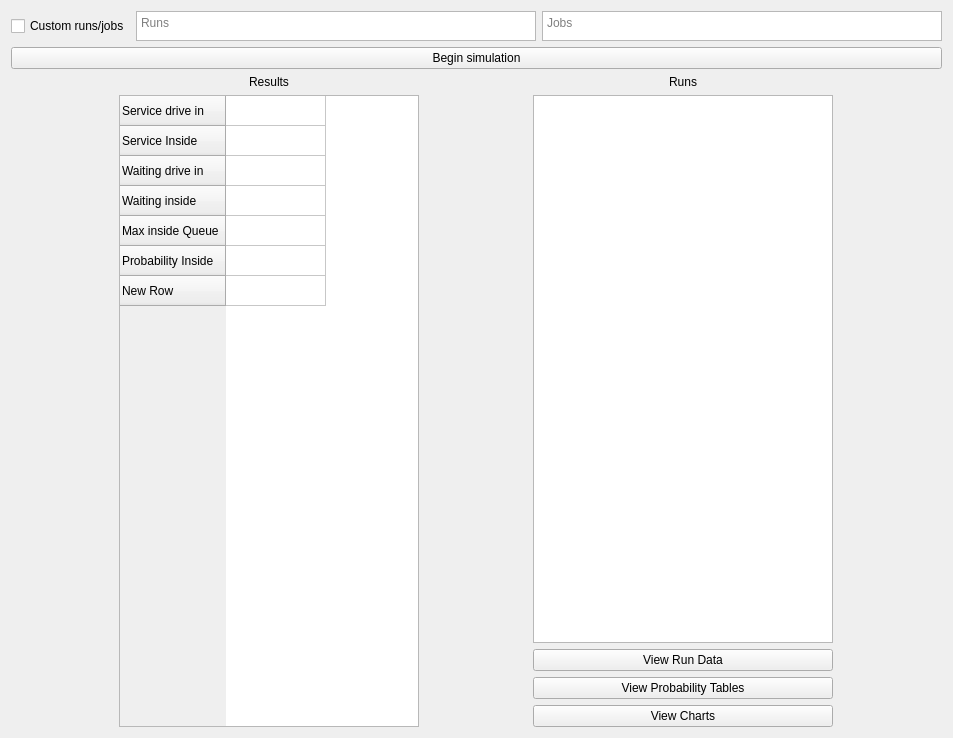
Before: the Qt Designer form mainwindow.ui in ragrag/Queue-Simulation-QT, drawn with Qt 5.
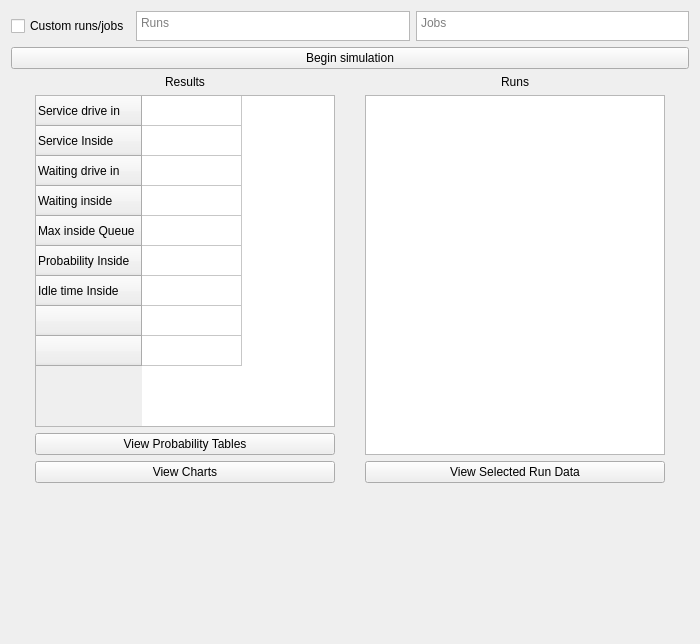
After: the same form once the commit is applied.

The edit to the form file:
```diff
--- a/mainwindow.ui
+++ b/mainwindow.ui
@@ -6,8 +6,8 @@
    <rect>
     <x>0</x>
     <y>0</y>
-    <width>953</width>
-    <height>738</height>
+    <width>700</width>
+    <height>644</height>
    </rect>
   </property>
   <property name="windowTitle">
@@ -32,6 +32,12 @@
       </item>
       <item>
        <widget class="QTextEdit" name="customRunsText">
+        <property name="sizePolicy">
+         <sizepolicy hsizetype="Expanding" vsizetype="Fixed">
+          <horstretch>0</horstretch>
+          <verstretch>0</verstretch>
+         </sizepolicy>
+        </property>
         <property name="maximumSize">
          <size>
           <width>16777215</width>
@@ -45,6 +51,12 @@
       </item>
       <item>
        <widget class="QTextEdit" name="customJobsText">
+        <property name="sizePolicy">
+         <sizepolicy hsizetype="Expanding" vsizetype="Fixed">
+          <horstretch>0</horstretch>
+          <verstretch>0</verstretch>
+         </sizepolicy>
+        </property>
         <property name="maximumSize">
          <size>
           <width>16777215</width>
@@ -93,6 +105,12 @@
             <height>16777215</height>
            </size>
           </property>
+          <property name="verticalScrollBarPolicy">
+           <enum>Qt::ScrollBarAlwaysOff</enum>
+          </property>
+          <property name="horizontalScrollBarPolicy">
+           <enum>Qt::ScrollBarAlwaysOff</enum>
+          </property>
           <property name="showGrid">
            <bool>true</bool>
           </property>
@@ -103,7 +121,7 @@
            <bool>true</bool>
           </property>
           <property name="rowCount">
-           <number>7</number>
+           <number>9</number>
           </property>
           <property name="columnCount">
            <number>1</number>
@@ -184,7 +202,7 @@
           </row>
           <row>
            <property name="text">
-            <string>New Row</string>
+            <string>Idle time Inside</string>
            </property>
            <property name="font">
             <font>
@@ -193,9 +211,73 @@
             </font>
            </property>
           </row>
+          <row>
+           <property name="text">
+            <string/>
+           </property>
+          </row>
+          <row>
+           <property name="text">
+            <string/>
+           </property>
+          </row>
           <column/>
          </widget>
         </item>
+        <item>
+         <widget class="QPushButton" name="probabilityTableBtn">
+          <property name="sizePolicy">
+           <sizepolicy hsizetype="Fixed" vsizetype="Fixed">
+            <horstretch>0</horstretch>
+            <verstretch>0</verstretch>
+           </sizepolicy>
+          </property>
+          <property name="maximumSize">
+           <size>
+            <width>300</width>
+            <height>16777215</height>
+           </size>
+          </property>
+          <property name="text">
+           <string>View Probability Tables</string>
+          </property>
+         </widget>
+        </item>
+        <item>
+         <widget class="QPushButton" name="chartsBtn">
+          <property name="sizePolicy">
+           <sizepolicy hsizetype="Fixed" vsizetype="Fixed">
+            <horstretch>0</horstretch>
+            <verstretch>0</verstretch>
+           </sizepolicy>
+          </property>
+          <property name="maximumSize">
+           <size>
+            <width>300</width>
+            <height>16777215</height>
+           </size>
+          </property>
+          <property name="text">
+           <string>View Charts</string>
+          </property>
+         </widget>
+        </item>
+        <item>
+         <spacer name="verticalSpacer">
+          <property name="orientation">
+           <enum>Qt::Vertical</enum>
+          </property>
+          <property name="sizeType">
+           <enum>QSizePolicy::Fixed</enum>
+          </property>
+          <property name="sizeHint" stdset="0">
+           <size>
+            <width>20</width>
+            <height>150</height>
+           </size>
+          </property>
+         </spacer>
+        </item>
        </layout>
       </item>
       <item>
@@ -253,47 +335,25 @@
            </size>
           </property>
           <property name="text">
-           <string>View Run Data</string>
+           <string>View Selected Run Data</string>
           </property>
          </widget>
         </item>
         <item>
-         <widget class="QPushButton" name="probabilityTableBtn">
-          <property name="sizePolicy">
-           <sizepolicy hsizetype="Fixed" vsizetype="Fixed">
-            <horstretch>0</horstretch>
-            <verstretch>0</verstretch>
-           </sizepolicy>
+         <spacer name="verticalSpacer_2">
+          <property name="orientation">
+           <enum>Qt::Vertical</enum>
           </property>
-          <property name="maximumSize">
-           <size>
-            <width>300</width>
-            <height>16777215</height>
-           </size>
+          <property name="sizeType">
+           <enum>QSizePolicy::Fixed</enum>
           </property>
-          <property name="text">
-           <string>View Probability Tables</string>
-          </property>
-         </widget>
-        </item>
-        <item>
-         <widget class="QPushButton" name="chartsBtn">
-          <property name="sizePolicy">
-           <sizepolicy hsizetype="Fixed" vsizetype="Fixed">
-            <horstretch>0</horstretch>
-            <verstretch>0</verstretch>
-           </sizepolicy>
-          </property>
-          <property name="maximumSize">
+          <property name="sizeHint" stdset="0">
            <size>
-            <width>300</width>
-            <height>16777215</height>
+            <width>20</width>
+            <height>150</height>
            </size>
           </property>
-          <property name="text">
-           <string>View Charts</string>
-          </property>
-         </widget>
+         </spacer>
         </item>
        </layout>
       </item>
```
Left out of the diff: 6 changed lines with no effect on the pictures.
